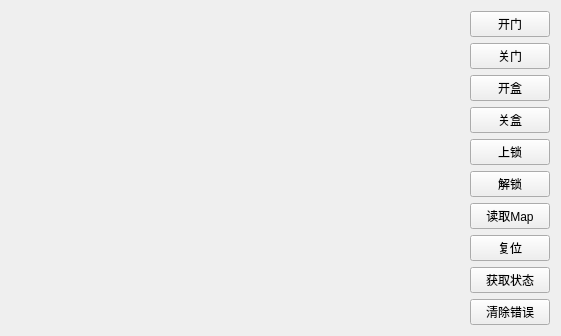
Old version of the form device/src/EFEM/efem_loadport_abstract_subsystem_widget.ui in the repository zhangzhenxi11/HL.
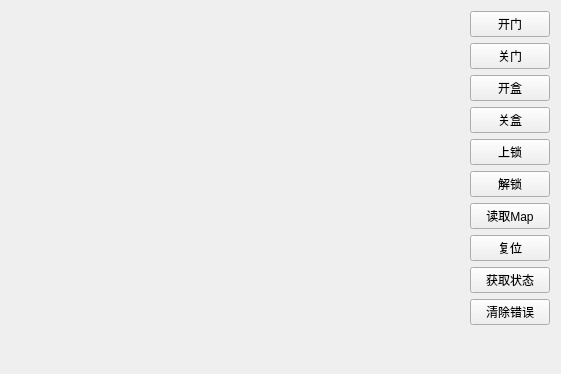
New version of the form.

Patch:
```diff
--- a/device/src/EFEM/efem_loadport_abstract_subsystem_widget.ui
+++ b/device/src/EFEM/efem_loadport_abstract_subsystem_widget.ui
@@ -7,7 +7,7 @@
     <x>0</x>
     <y>0</y>
     <width>561</width>
-    <height>310</height>
+    <height>374</height>
    </rect>
   </property>
   <property name="windowTitle">
```
Left out of the diff: 3 changed lines with no effect on the pictures.
